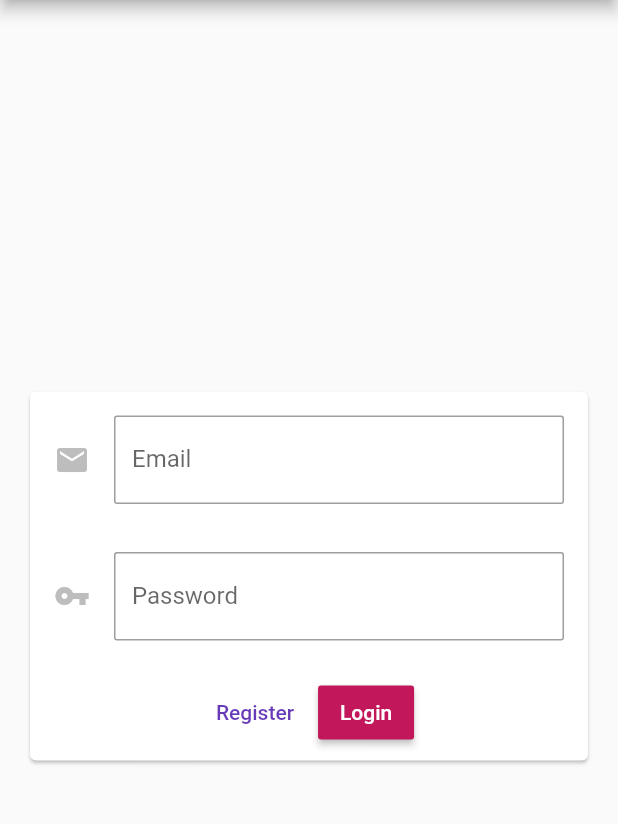
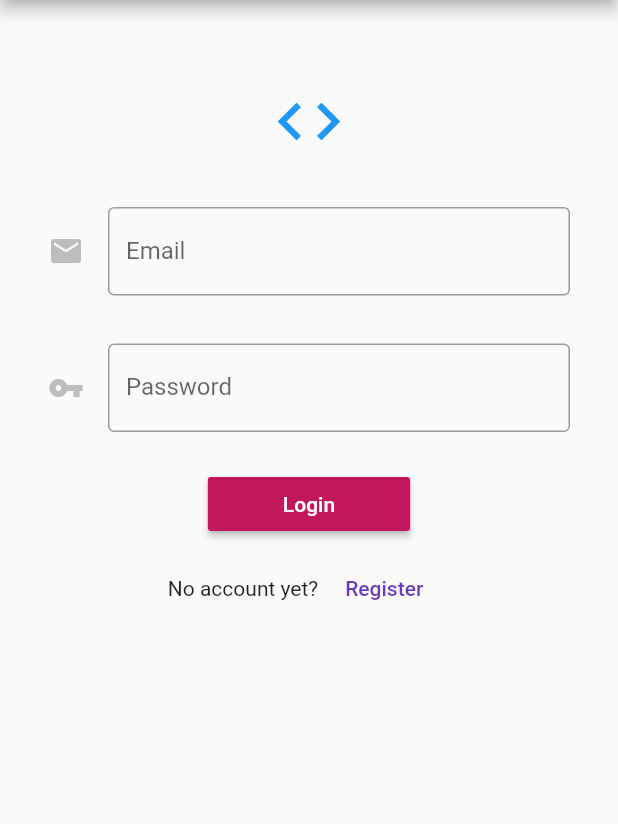
Before and after one commit to Mespeon/Fluttergazer, a Flutter app: the Boilnierplate screen opened by its route, on a phone screen of 412 x 824 dp, the part 84-908 px from its top. Run offline on Flutter 3.47's test engine with Material 2 defaults, Android fonts, the phone set to English and light mode, and no system bars; our stand-ins replace transparent_image.

Commit message:
Updated Card Listing and Profile views, added Registration form, added Hero animations

```diff
--- a/lib/boilnierplate.dart
+++ b/lib/boilnierplate.dart
@@ -1,4 +1,5 @@
 import 'package:flutter/material.dart';
+import 'package:fluttergazer/constants.dart';
 import 'package:http/http.dart' as http;
 import 'package:fluttergazer/components/drawer.dart';
 import 'dart:convert';
@@ -16,11 +17,10 @@ class Boilnierplate extends StatelessWidget {
         backgroundColor: Colors.blue[700],
         automaticallyImplyLeading: true,
       ),
-      body: Column(
-        mainAxisAlignment: MainAxisAlignment.center,
-        children: <Widget>[
-          LoginForm()
-        ],
+      body: SafeArea(
+        bottom: true,
+        maintainBottomViewPadding: true,
+        child: LoginForm()
       )
     );
   }
@@ -36,14 +36,16 @@ class LoginFormState extends State<LoginForm> {
   final _loginController = TextEditingController();
   final _passwordController = TextEditingController();
 
+  // Context state constructor
   @override
   void initState() {
     super.initState();
 
-    _loginController.addListener(_printLatestValue);
-    _passwordController.addListener(_printLatestValue);
+    // _loginController.addListener(_printLatestValue);
+    // _passwordController.addListener(_printLatestValue);
   }
 
+  // Context state disposal
   @override
   void dispose() {
     _loginController.dispose();
@@ -51,10 +53,10 @@ class LoginFormState extends State<LoginForm> {
     super.dispose();
   }
 
-  _printLatestValue() {
-    print('Email: ' + _loginController.text);
-    print('Password: ' + _passwordController.text);
-  }
+  // _printLatestValue() {
+  //   print('Email: ' + _loginController.text);
+  //   print('Password: ' + _passwordController.text);
+  // }
 
   Future<void> createAlertDialog(title, message) async {
     return showDialog<void>(
@@ -77,23 +79,25 @@ class LoginFormState extends State<LoginForm> {
 
   @override
   Widget build(BuildContext context) {
-    return Center(
-      child: Card(
-        color: Colors.white,
-        margin: EdgeInsets.all(20),
-        elevation: 1.0,
-        child: Form(
+    return ListView(
+      padding: EdgeInsets.symmetric(horizontal: 16, vertical: 40),
+      children: <Widget>[
+        Form(
           key: _formKey,
           child: Column(
             crossAxisAlignment: CrossAxisAlignment.center,
             children: <Widget> [
               Padding(
                 padding: EdgeInsets.all(16),
+                child: Icon(Icons.code, color: Colors.blue[500], size: 50.0)
+              ),
+              Padding(
+                padding: EdgeInsets.all(16),
                 child: TextFormField(
                   controller: _loginController,
                   decoration: InputDecoration(
-                    border: OutlineInputBorder(borderRadius: BorderRadius.circular(2)),
-                    focusedBorder: OutlineInputBorder(borderRadius: BorderRadius.circular(2)),
+                    border: OutlineInputBorder(borderRadius: BorderRadius.circular(4)),
+                    focusedBorder: OutlineInputBorder(borderRadius: BorderRadius.circular(4)),
                     focusColor: Colors.blue,
                     labelText: 'Email',
                     icon: Icon(Icons.email, color: Colors.grey[400])
@@ -111,8 +115,8 @@ class LoginFormState extends State<LoginForm> {
                 child: TextFormField(
                   controller: _passwordController,
                   decoration: InputDecoration(
-                    border: OutlineInputBorder(borderRadius: BorderRadius.circular(2)),
-                    focusedBorder: OutlineInputBorder(borderRadius: BorderRadius.circular(2)),
+                    border: OutlineInputBorder(borderRadius: BorderRadius.circular(4)),
+                    focusedBorder: OutlineInputBorder(borderRadius: BorderRadius.circular(4)),
                     focusColor: Colors.blue,
                     labelText: 'Password',
                     icon: Icon(Icons.vpn_key, color: Colors.grey[400])
@@ -129,14 +133,8 @@ class LoginFormState extends State<LoginForm> {
               ButtonBar(
                 alignment: MainAxisAlignment.center,
                 children: <Widget>[
-                  FlatButton(
-                    child: Text('Register'),
-                    onPressed: () {
-                      Scaffold.of(context).showSnackBar(SnackBar(content: Text('Pushing registration form.'),));
-                    },
-                    textColor: Colors.deepPurple[500]
-                  ),
                   RaisedButton(
+                    padding: EdgeInsets.only(left: 50, right: 50),
                     color: Colors.pink[700],
                     textColor: Colors.white,
                     child: Text('Login'),
@@ -166,11 +164,27 @@ class LoginFormState extends State<LoginForm> {
                     },
                   )
                 ],
+              ),
+              Container(
+                child: Row(
+                  mainAxisAlignment: MainAxisAlignment.center,
+                  mainAxisSize: MainAxisSize.max,
+                  children: <Widget>[
+                    Text('No account yet?'),
+                    FlatButton(
+                      child: Text('Register'),
+                      onPressed: () {
+                        Navigator.pushNamed(context, niergister);
+                      },
+                      textColor: Colors.deepPurple[500]
+                    ),
+                  ],
+                ),
               )
             ],
           )
         )
-      )
+      ],
     );
   }
 }
--- a/lib/components/drawer.dart
+++ b/lib/components/drawer.dart
@@ -39,7 +39,7 @@ class TheDrawer extends StatelessWidget {
           ),
           createDrawerItem(Icons.home, Colors.grey[500], 'Home', '', context, homeRoute),
           createDrawerItem(Icons.favorite, Colors.pink[500], 'LL! SIF Members', 'using Sibyl API', context, cardListings),
-          createDrawerItem(Icons.developer_mode, Colors.blue[500], 'Boilnierplate', 'using Boilnerplate API', context, boilnierplate),
+          createDrawerItem(Icons.developer_mode, Colors.blue[500], 'Boilnierplate', 'using Boilnierplate API', context, boilnierplate),
           createDrawerItem(Icons.directions, Colors.grey[500], 'GetStylin Flight', 'using Hero animations', context, getstylinHero),
           createDrawerItem(Icons.directions, Colors.grey[500], 'Stargazer Flight', 'using Hero animations', context, stargazerHero)
         ],
--- a/lib/constants.dart
+++ b/lib/constants.dart
@@ -2,5 +2,6 @@ const String homeRoute = '/';
 const String cardListings = '/members/cards';
 const String memberProfile = '/members/profile';
 const String boilnierplate = '/boilnierplate';
+const String niergister = '/boilnierplate/register';
 const String getstylinHero = '/getstylinher';
 const String stargazerHero = '/stargazerhero';
--- a/lib/route/router.dart
+++ b/lib/route/router.dart
@@ -1,11 +1,13 @@
 import 'package:flutter/material.dart';
 import 'package:flutter/widgets.dart';
 import 'package:fluttergazer/constants.dart';
+import 'package:fluttergazer/heroflight.dart';
 
 import 'package:fluttergazer/main.dart';
 import 'package:fluttergazer/cards.dart';
 import 'package:fluttergazer/profile.dart';
 import 'package:fluttergazer/boilnierplate.dart';
+import 'package:fluttergazer/niergister.dart';
 
 class Router {
   static Route<dynamic> generateRoute(RouteSettings settings) {
@@ -22,6 +24,12 @@ class Router {
 
       case boilnierplate:
         return MaterialPageRoute(builder: (_) => Boilnierplate());
+
+      case niergister:
+        return MaterialPageRoute(builder: (_) => RegisterPage());
+
+      case getstylinHero:
+        return MaterialPageRoute(builder: (_) => HeroFlyer());
 
       default:
         return MaterialPageRoute(builder: (_) => Scaffold(
--- a/pubspec.yaml
+++ b/pubspec.yaml
@@ -25,6 +25,10 @@ dependencies:
   cupertino_icons: ^0.1.2
   http: ^0.12.0+2
   transparent_image: ^1.0.0
+  flutter_bloc: ^0.21.0
+  meta: ^1.1.6
+  equatable: ^0.2.0
+  dio: ^3.0.1
 
 dev_dependencies:
   flutter_test:
```
Also changed, not shown: data/user_model.dart (added, +11 -0 lines), lib/cards.dart (+8 -5 lines), lib/components/registrationform.dart (added, +42 -0 lines), lib/heroflight.dart (added, +28 -0 lines), lib/main.dart (+7 -0 lines), lib/niergister.dart (added, +21 -0 lines), lib/profile.dart (+75 -11 lines), pubspec.lock.
